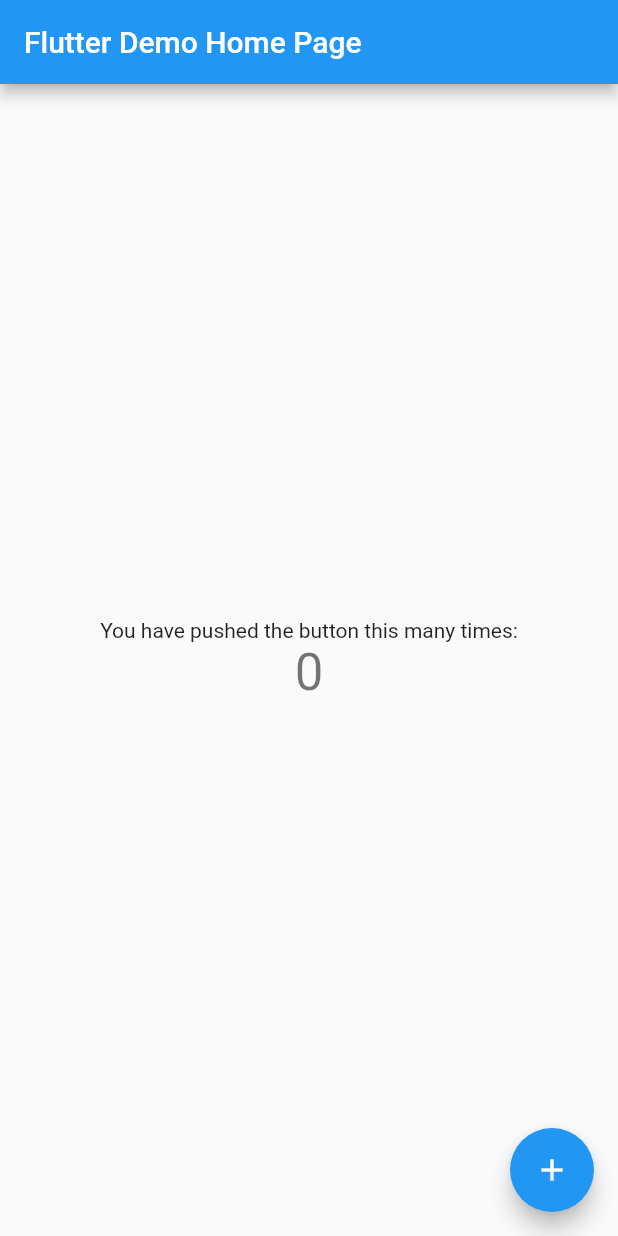
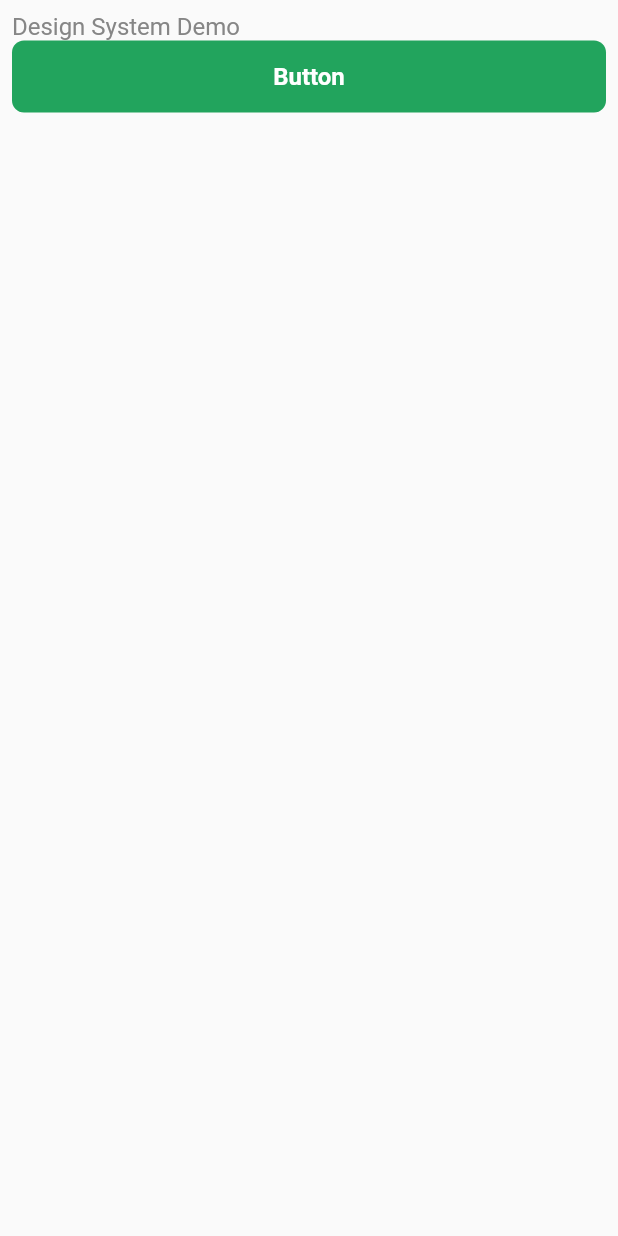
Before and after one commit to psatler/sample_flutter_ui_design, a Flutter app: the screen it shows after launch, on a phone screen of 412 x 824 dp. Run offline on Flutter 3.47's test engine with Material 2 defaults, Android fonts, the phone set to English and light mode, and no system bars.

Commit message:
feat: create custom buttom for the ui design

```diff
--- a/example/lib/main.dart
+++ b/example/lib/main.dart
@@ -1,3 +1,4 @@
+import 'package:example/pages/example_page.dart';
 import 'package:flutter/material.dart';
 
 void main() {
@@ -13,103 +14,9 @@
     return MaterialApp(
       title: 'Flutter Demo',
       theme: ThemeData(
-        // This is the theme of your application.
-        //
-        // Try running your application with "flutter run". You'll see the
-        // application has a blue toolbar. Then, without quitting the app, try
-        // changing the primarySwatch below to Colors.green and then invoke
-        // "hot reload" (press "r" in the console where you ran "flutter run",
-        // or simply save your changes to "hot reload" in a Flutter IDE).
-        // Notice that the counter didn't reset back to zero; the application
-        // is not restarted.
         primarySwatch: Colors.blue,
       ),
-      home: const MyHomePage(title: 'Flutter Demo Home Page'),
+      home: const ExamplePage(),
     );
   }
 }
-
-class MyHomePage extends StatefulWidget {
-  const MyHomePage({Key? key, required this.title}) : super(key: key);
-
-  // This widget is the home page of your application. It is stateful, meaning
-  // that it has a State object (defined below) that contains fields that affect
-  // how it looks.
-
-  // This class is the configuration for the state. It holds the values (in this
-  // case the title) provided by the parent (in this case the App widget) and
-  // used by the build method of the State. Fields in a Widget subclass are
-  // always marked "final".
-
-  final String title;
-
-  @override
-  State<MyHomePage> createState() => _MyHomePageState();
-}
-
-class _MyHomePageState extends State<MyHomePage> {
-  int _counter = 0;
-
-  void _incrementCounter() {
-    setState(() {
-      // This call to setState tells the Flutter framework that something has
-      // changed in this State, which causes it to rerun the build method below
-      // so that the display can reflect the updated values. If we changed
-      // _counter without calling setState(), then the build method would not be
-      // called again, and so nothing would appear to happen.
-      _counter++;
-    });
-  }
-
-  @override
-  Widget build(BuildContext context) {
-    // This method is rerun every time setState is called, for instance as done
-    // by the _incrementCounter method above.
-    //
-    // The Flutter framework has been optimized to make rerunning build methods
-    // fast, so that you can just rebuild anything that needs updating rather
-    // than having to individually change instances of widgets.
-    return Scaffold(
-      appBar: AppBar(
-        // Here we take the value from the MyHomePage object that was created by
-        // the App.build method, and use it to set our appbar title.
-        title: Text(widget.title),
-      ),
-      body: Center(
-        // Center is a layout widget. It takes a single child and positions it
-        // in the middle of the parent.
-        child: Column(
-          // Column is also a layout widget. It takes a list of children and
-          // arranges them vertically. By default, it sizes itself to fit its
-          // children horizontally, and tries to be as tall as its parent.
-          //
-          // Invoke "debug painting" (press "p" in the console, choose the
-          // "Toggle Debug Paint" action from the Flutter Inspector in Android
-          // Studio, or the "Toggle Debug Paint" command in Visual Studio Code)
-          // to see the wireframe for each widget.
-          //
-          // Column has various properties to control how it sizes itself and
-          // how it positions its children. Here we use mainAxisAlignment to
-          // center the children vertically; the main axis here is the vertical
-          // axis because Columns are vertical (the cross axis would be
-          // horizontal).
-          mainAxisAlignment: MainAxisAlignment.center,
-          children: <Widget>[
-            const Text(
-              'You have pushed the button this many times:',
-            ),
-            Text(
-              '$_counter',
-              style: Theme.of(context).textTheme.headline4,
-            ),
-          ],
-        ),
-      ),
-      floatingActionButton: FloatingActionButton(
-        onPressed: _incrementCounter,
-        tooltip: 'Increment',
-        child: const Icon(Icons.add),
-      ), // This trailing comma makes auto-formatting nicer for build methods.
-    );
-  }
-}
--- /dev/null
+++ b/example/lib/pages/example_page.dart
@@ -0,0 +1,24 @@
+import 'package:flutter/material.dart';
+import 'package:sample_flutter_design_ui/sample_flutter_design_ui.dart';
+
+class ExamplePage extends StatelessWidget {
+  const ExamplePage({Key? key}) : super(key: key);
+
+  @override
+  Widget build(BuildContext context) {
+    return Scaffold(
+      body: ListView(
+        padding: const EdgeInsets.all(8),
+        children: [
+          UiText.body('Design System Demo'),
+          const UiButton(
+            title: 'Button',
+            // leading: Icon(Icons.send),
+            // busy: true,
+            // disabled: true,
+          ),
+        ],
+      ),
+    );
+  }
+}
--- a/lib/sample_flutter_design_ui.dart
+++ b/lib/sample_flutter_design_ui.dart
@@ -1,7 +1,3 @@
 library sample_flutter_design_ui;
 
-/// A Calculator.
-class Calculator {
-  /// Returns [value] plus 1.
-  int addOne(int value) => value + 1;
-}
+export 'src/widgets/widgets.dart';
--- /dev/null
+++ b/lib/src/widgets/ui_button.dart
@@ -0,0 +1,90 @@
+import 'package:flutter/material.dart';
+import 'package:sample_flutter_design_ui/src/shared/app_colors.dart';
+import 'package:sample_flutter_design_ui/src/shared/styles.dart';
+
+// ripple effect: https://stacksecrets.com/flutter/adding-inkwell-splash-ripple-effect-to-custom-widgets-in-flutter
+
+class UiButton extends StatelessWidget {
+  const UiButton({
+    Key? key,
+    required this.title,
+    this.disabled = false,
+    this.busy = false,
+    this.onTap,
+    this.leading,
+  })  : outline = false,
+        super(key: key);
+
+  const UiButton.outline({
+    Key? key,
+    required this.title,
+    this.onTap,
+    this.leading,
+  })  : disabled = false,
+        busy = false,
+        outline = true,
+        super(key: key);
+
+  final String title;
+  final bool disabled;
+  final bool busy;
+  final VoidCallback? onTap;
+  final bool outline;
+  final Widget? leading;
+
+  @override
+  Widget build(BuildContext context) {
+    return AnimatedContainer(
+      duration: const Duration(milliseconds: 350),
+      width: double.infinity,
+      height: 48,
+      alignment: Alignment.center,
+      decoration: !outline
+          ? BoxDecoration(
+              color: !disabled ? kcPrimaryColor : kcMediumGreyColor,
+              borderRadius: BorderRadius.circular(8),
+            )
+          : BoxDecoration(
+              color: Colors.transparent,
+              borderRadius: BorderRadius.circular(8),
+              border: Border.all(
+                color: kcPrimaryColor,
+                width: 1,
+              ),
+            ),
+      child: !busy
+          ? SizedBox(
+              // used SizedBox with double.infinity to allow its child grow so that we have a ripple effect at the whole available space of the AnimatedContainer
+              height: double.infinity,
+              width: double.infinity,
+              child: Material(
+                type: MaterialType.transparency,
+                child: InkWell(
+                  borderRadius: BorderRadius.circular(8),
+                  onTap: disabled ? null : () {},
+                  child: Row(
+                    mainAxisAlignment: MainAxisAlignment.center,
+                    mainAxisSize: MainAxisSize.min,
+                    children: [
+                      if (leading != null) leading!,
+                      if (leading != null) const SizedBox(width: 10),
+                      Text(
+                        title,
+                        style: bodyStyle.copyWith(
+                          fontWeight:
+                              !outline ? FontWeight.bold : FontWeight.w400,
+                          color: !outline ? Colors.white : kcPrimaryColor,
+                        ),
+                      ),
+                    ],
+                  ),
+                ),
+              ),
+            )
+          : const CircularProgressIndicator(
+              strokeWidth: 8,
+              valueColor: AlwaysStoppedAnimation(Colors.white),
+            ),
+    );
+  }
+}
--- /dev/null
+++ b/lib/src/widgets/widgets.dart
@@ -0,0 +1,2 @@
+export 'ui_text.dart';
+export 'ui_button.dart';
```
